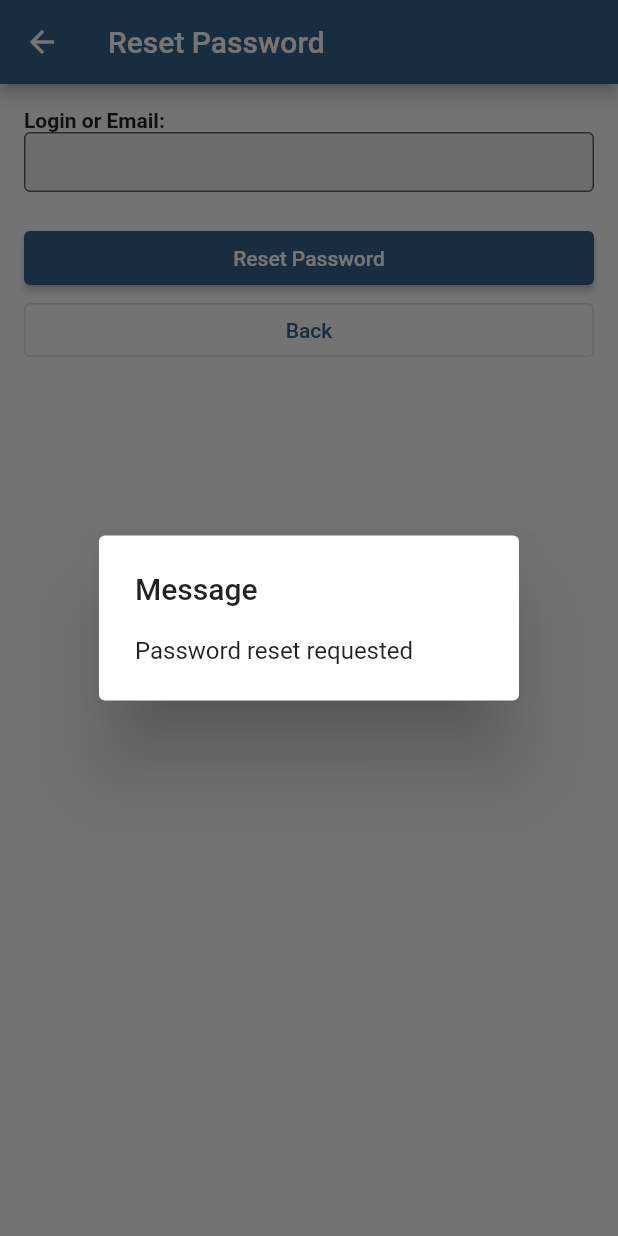
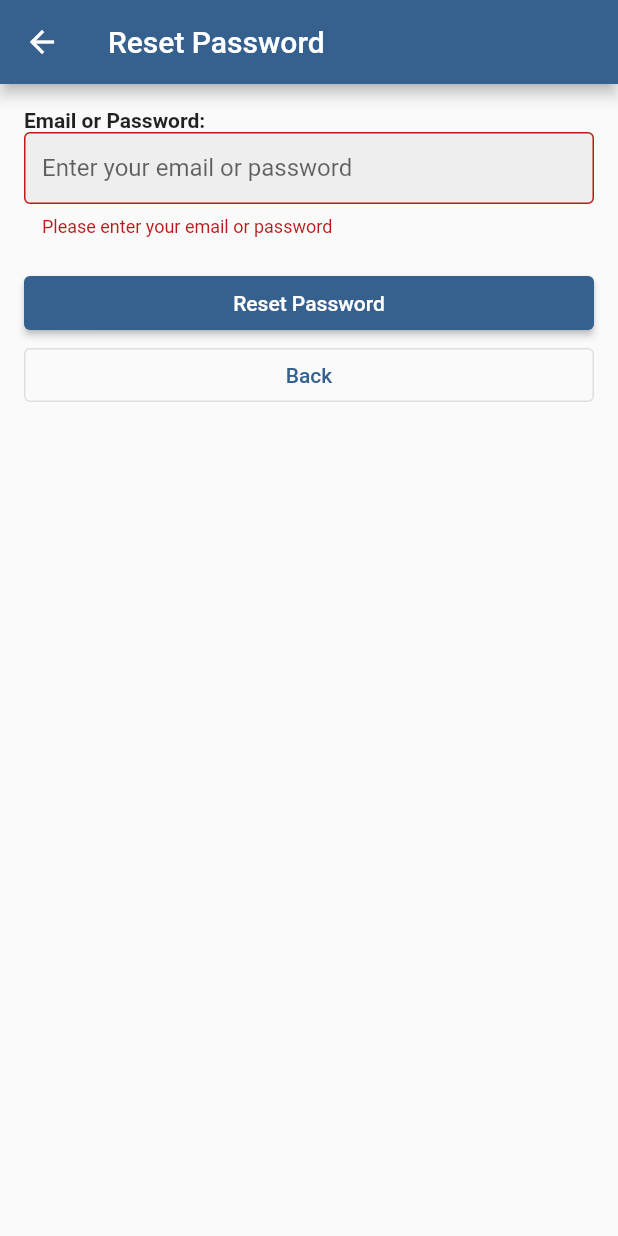
Before and after one commit to Nastia-png/flutter-laba8-9, a Flutter app: the ResetPasswordScreen screen opened directly, after a tap on "Reset Password", on a phone screen of 412 x 824 dp. Run offline on Flutter 3.47's test engine with Material 3 defaults, Android fonts, the phone set to English and light mode, and no system bars.

Commit message:
add verification by e-mail and password

```diff
--- a/lib/reset_password_screen.dart
+++ b/lib/reset_password_screen.dart
@@ -1,35 +1,25 @@
 import 'package:flutter/material.dart';
 
-class ResetPasswordScreen extends StatelessWidget {
+class ResetPasswordScreen extends StatefulWidget {
   const ResetPasswordScreen({super.key});
 
   @override
-  Widget build(BuildContext context) {
-    return Scaffold(
-      appBar: AppBar(title: const Text('Reset Password')),
-      body: Padding(
-        padding: const EdgeInsets.all(16.0),
-        child: Column(
-          crossAxisAlignment: CrossAxisAlignment.stretch,
-          children: [
-            const Text(
-              'Login or Email:',
-              style: TextStyle(fontWeight: FontWeight.bold),
-            ),
-            SizedBox(
-              height: 40,
-              child: TextField(
-                decoration: InputDecoration(
-                  filled: true,
-                  fillColor: Colors.grey[200],
-                  border: const OutlineInputBorder(),
-                  contentPadding: const EdgeInsets.symmetric(vertical: 8.0, horizontal: 12.0),
-                ),
-              ),
-            ),
-            const SizedBox(height: 20),
-            ElevatedButton(
-              onPressed: () {
+  _ResetPasswordScreenState createState() => _ResetPasswordScreenState();
+}
+
+class _ResetPasswordScreenState extends State<ResetPasswordScreen> {
+  final _formKey = GlobalKey<FormState>();
+  final _inputController = TextEditingController();
+
+  @override
+  void dispose() {
+    _inputController.dispose();
+    super.dispose();
+  }
+
+  void _resetPassword() {
+    if (_formKey.currentState?.validate() ?? false) {
+      // Якщо форма валідна, виводимо повідомлення
       showDialog(
         context: context,
         builder: (BuildContext ctx) {
@@ -39,7 +29,51 @@ class ResetPasswordScreen extends StatelessWidget {
           );
         },
       );
+    }
+  }
+
+  @override
+  Widget build(BuildContext context) {
+    return Scaffold(
+      appBar: AppBar(title: const Text('Reset Password')),
+      body: Padding(
+        padding: const EdgeInsets.all(16.0),
+        child: Form(
+          key: _formKey,
+          child: Column(
+            crossAxisAlignment: CrossAxisAlignment.stretch,
+            children: [
+              const Text(
+                'Email or Password:',
+                style: TextStyle(fontWeight: FontWeight.bold),
+              ),
+              TextFormField(
+                controller: _inputController,
+                decoration: InputDecoration(
+                  hintText: 'Enter your email or password',
+                  filled: true,
+                  fillColor: Colors.grey[200],
+                  border: const OutlineInputBorder(),
+                  contentPadding: const EdgeInsets.symmetric(vertical: 8.0, horizontal: 12.0),
+                ),
+                validator: (value) {
+                  if (value == null || value.isEmpty) {
+                    return 'Please enter your email or password';
+                  }
+                  // Перевірка на електронну пошту
+                  if (RegExp(r'^[^@]+@[^@]+\.[^@]+').hasMatch(value)) {
+                    return null; // Валідна електронна пошта
+                  }
+                  // Перевірка на довжину пароля
+                  if (value.length >= 7) {
+                    return null; // Валідний пароль
+                  }
+                  return 'Enter a valid email or password with at least 7 characters';
                 },
+              ),
+              const SizedBox(height: 20),
+              ElevatedButton(
+                onPressed: _resetPassword,
                 child: const Text('Reset Password'),
               ),
               OutlinedButton(
@@ -51,6 +85,7 @@ class ResetPasswordScreen extends StatelessWidget {
             ],
           ),
         ),
+      ),
     );
   }
 }
```
Lines whose indentation alone changed are shown as unchanged.
